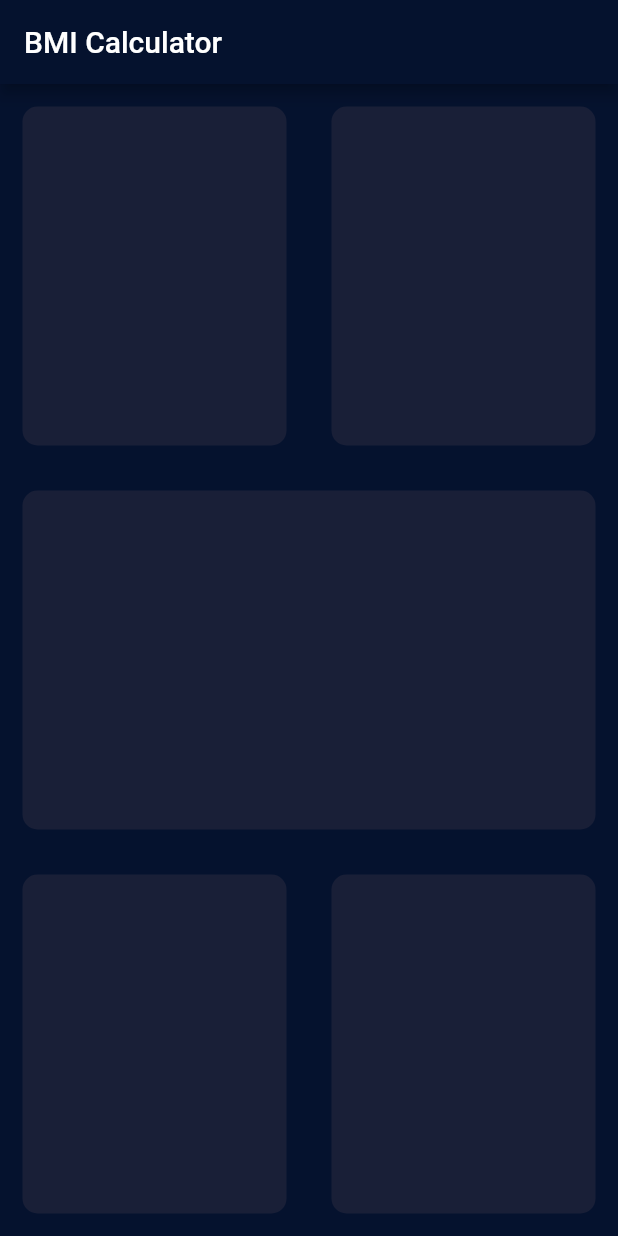
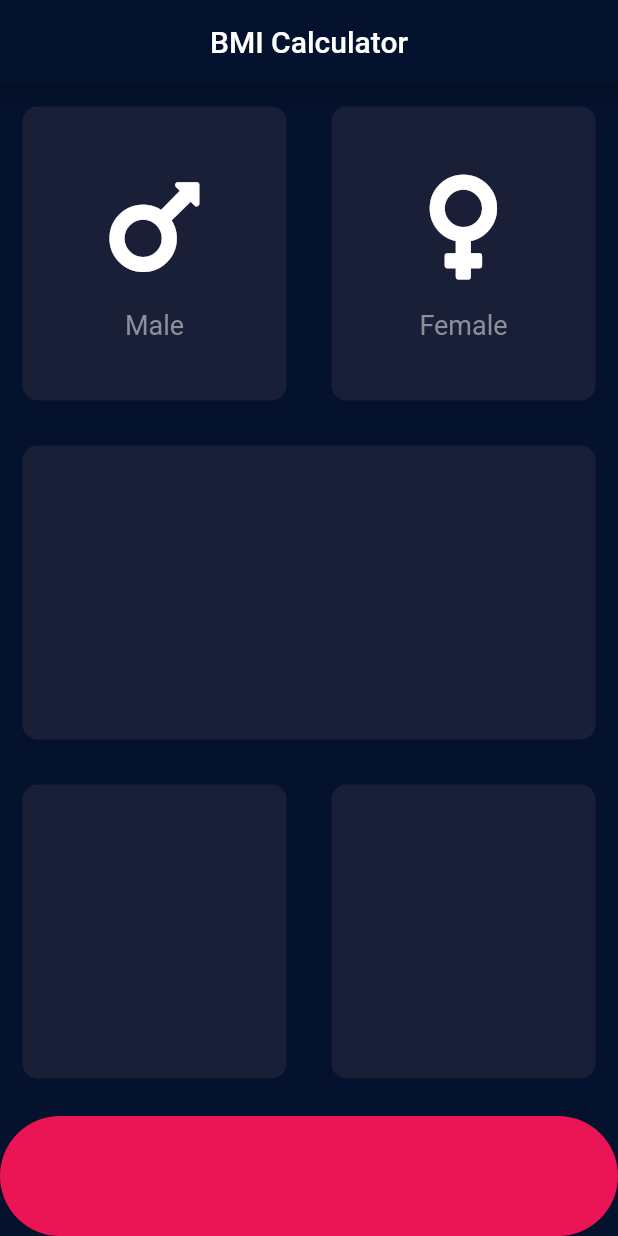
Before and after one commit to sudhanshrestha/bodymassindex_calculator, a Flutter app: the screen it shows after launch, on a phone screen of 412 x 824 dp. Run offline on Flutter 3.47's test engine with Material 2 defaults, Android fonts, the phone set to English and light mode, and no system bars; our stand-ins replace font_awesome_flutter.

Commit message:
some conditions for gender select is implemented

```diff
--- /dev/null
+++ b/lib/icon_content.dart
@@ -0,0 +1,36 @@
+import 'package:flutter/material.dart';
+
+const labelTextStyle = TextStyle(
+  fontSize: 18.0,
+  color: Color(0xFF8D8E98),
+);
+
+//contains the content inside each reusableCard
+class IconContent extends StatelessWidget {
+  //Constructure for the widget
+  IconContent({this.icon, this.label});
+
+  //properties for the contents of widgets
+  final IconData icon;
+  final String label;
+
+  @override
+  Widget build(BuildContext context) {
+    return Column(
+      mainAxisAlignment: MainAxisAlignment.center,
+      children: [
+        Icon(
+          icon,
+          size: 80.0,
+        ),
+        SizedBox(
+          height: 15.0,
+        ),
+        Text(
+          label,
+          style: labelTextStyle,
+        ),
+      ],
+    );
+  }
+}
--- a/lib/input_page.dart
+++ b/lib/input_page.dart
@@ -1,4 +1,16 @@
 import 'package:flutter/material.dart';
+import 'package:font_awesome_flutter/font_awesome_flutter.dart';
+import 'reusable_card.dart';
+import 'icon_content.dart';
+
+//List of constants to be used in the app page
+const bottomContainerHeight = 80.0;
+const activeCardColour = Color(0xff191f37);
+const bottomContainerColour = Color(0xFFEB1555);
+const inactiveCardColour = Color(0xFF061b44);
+
+//enumeration for male or female
+enum GenderType { male, female }
 
 //First page of the app
 class InputPage extends StatefulWidget {
@@ -7,11 +19,33 @@ class InputPage extends StatefulWidget {
 }
 
 class _InputPageState extends State<InputPage> {
+  Color maleCardColour = activeCardColour;
+  Color femaleCardColour = activeCardColour;
+
+  void updateColour(GenderType selectedGender) {
+    if (selectedGender == GenderType.male) {
+      if (maleCardColour == activeCardColour) {
+        maleCardColour = inactiveCardColour;
+        femaleCardColour = activeCardColour;
+      } else {
+        maleCardColour = activeCardColour;
+      }
+    }
+    if (selectedGender == GenderType.female) {
+      if (femaleCardColour == activeCardColour) {
+        femaleCardColour = inactiveCardColour;
+        maleCardColour = activeCardColour;
+      } else {
+        femaleCardColour = activeCardColour;
+      }
+    }
+  }
+
   @override
   Widget build(BuildContext context) {
     return Scaffold(
       appBar: AppBar(
-          title: Text('BMI Calculator'),
+        title: Center(child: Text('BMI Calculator')),
       ),
       body: Column(
         children: [
@@ -19,13 +53,35 @@ class _InputPageState extends State<InputPage> {
             child: Row(
               children: [
                 Expanded(
+                  child: GestureDetector(
+                    onTap: () {
+                      setState(() {
+                        updateColour(GenderType.male);
+                      });
+                    },
                     child: ReusableCard(
-                      colour: Color(0xff191f37),
+                      colour: maleCardColour,
+                      cardChild: IconContent(
+                        icon: FontAwesomeIcons.mars,
+                        label: 'Male',
+                      ),
+                    ),
                   ),
                 ),
                 Expanded(
+                  child: GestureDetector(
+                    onTap: () {
+                      setState(() {
+                        updateColour(GenderType.female);
+                      });
+                    },
                     child: ReusableCard(
-                      colour: Color(0xff191f37),
+                      colour: femaleCardColour,
+                      cardChild: IconContent(
+                        icon: FontAwesomeIcons.venus,
+                        label: 'Female',
+                      ),
+                    ),
                   ),
                 ),
               ],
@@ -33,7 +89,7 @@ class _InputPageState extends State<InputPage> {
           ),
           Expanded(
             child: ReusableCard(
-                colour: Color(0xff191f37),
+              colour: activeCardColour,
             ),
           ),
           Expanded(
@@ -41,36 +97,27 @@ class _InputPageState extends State<InputPage> {
               children: [
                 Expanded(
                   child: ReusableCard(
-                      colour: Color(0xff191f37),
+                    colour: activeCardColour,
                   ),
                 ),
                 Expanded(
                   child: ReusableCard(
-                      colour: Color(0xff191f37),
+                    colour: activeCardColour,
                   ),
                 ),
               ],
             ),
           ),
+          Container(
+            margin: EdgeInsets.only(top: 10.0),
+            width: double.infinity,
+            height: bottomContainerHeight,
+            decoration: BoxDecoration(
+              color: bottomContainerColour,
+              borderRadius: BorderRadius.circular(90.0),
+            ),
+          ),
         ],
-        ));
-  }
-}
-
-//Class for reusable card
-class ReusableCard extends StatelessWidget {
-  //Constructor created in order to change colour of the card.
-  ReusableCard({@required this.colour});
-
-  final Color colour;
-
-  @override
-  Widget build(BuildContext context) {
-    return Container(
-      margin: EdgeInsets.all(15.0),
-      decoration: BoxDecoration(
-        color: colour,
-        borderRadius: BorderRadius.circular(10.0),
       ),
     );
   }
--- /dev/null
+++ b/lib/reusable_card.dart
@@ -0,0 +1,21 @@
+import 'package:flutter/material.dart';
+//Class for reusable card
+class ReusableCard extends StatelessWidget {
+  //Constructor created in order to change colour of the card.
+  ReusableCard({@required this.colour, this.cardChild});
+
+  final Color colour;
+  final Widget cardChild;
+
+  @override
+  Widget build(BuildContext context) {
+    return Container(
+      child: cardChild,
+      margin: EdgeInsets.all(15.0),
+      decoration: BoxDecoration(
+        color: colour,
+        borderRadius: BorderRadius.circular(10.0),
+      ),
+    );
+  }
+}
--- a/pubspec.yaml
+++ b/pubspec.yaml
@@ -28,6 +28,8 @@ dependencies:
   # The following adds the Cupertino Icons font to your application.
   # Use with the CupertinoIcons class for iOS style icons.
   cupertino_icons: ^0.1.3
+  #using awesome fonts for flutter
+  font_awesome_flutter: ^8.8.1
 
 dev_dependencies:
   flutter_test:
```
Also changed, not shown: pubspec.lock. Lines whose indentation alone changed are shown as unchanged.
